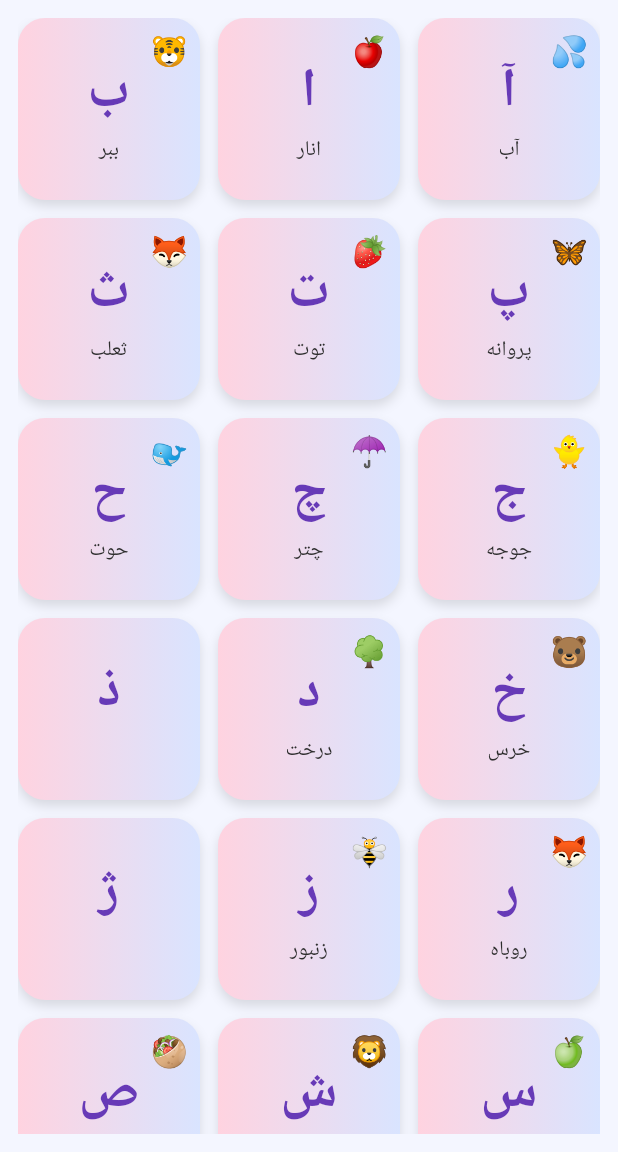
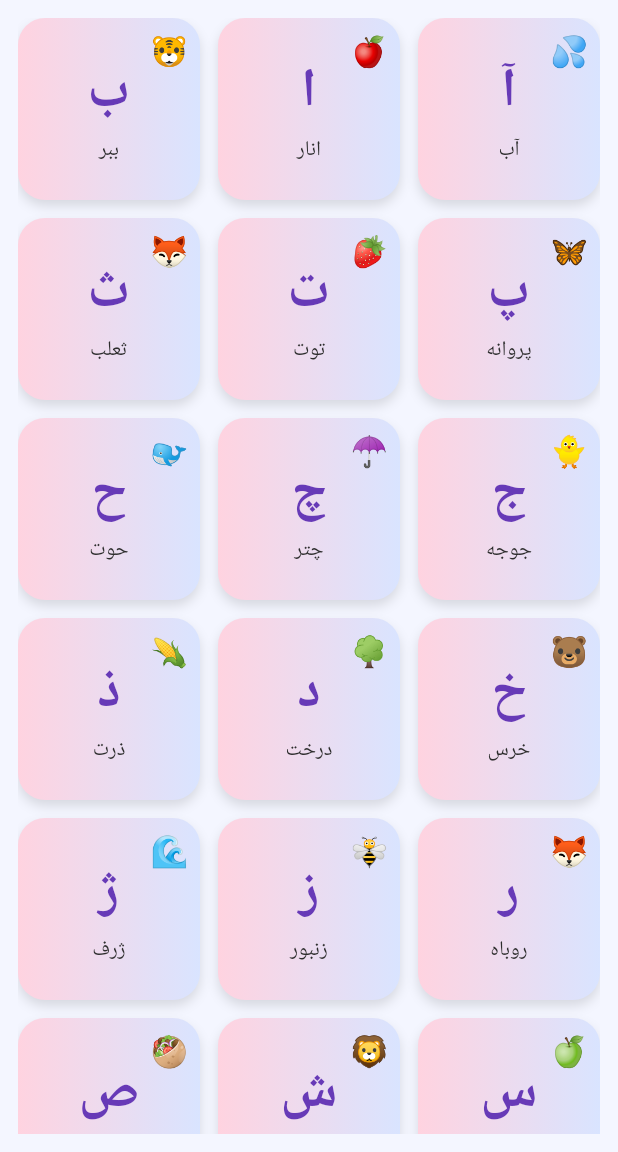
Before and after one commit to Mustafaamirzada/child_sound, a Flutter app: the AlphabetScreen screen opened directly, on a phone screen of 412 x 824 dp, the part 84-1236 px from its top. Run offline on Flutter 3.47's test engine with Material 3 defaults, Android fonts, the phone set to English and light mode, and no system bars; our stand-ins replace audioplayers, confetti, fl_chart, flutter_tts, lottie, shared_preferences; missing offline and left inert: pretty_animated_buttons; accounts and stored records are empty.

Commit message:
add new emojis and words

```diff
--- a/lib/features/alphabets/data/alphabets_list.dart
+++ b/lib/features/alphabets/data/alphabets_list.dart
@@ -12,10 +12,10 @@ final List<AlphabetItem> alphabets = [
   AlphabetItem(letter: "ح", word: "حوت", emoji: "🐋"),
   AlphabetItem(letter: "خ", word: "خرس", emoji: "🐻"),
   AlphabetItem(letter: "د", word: "درخت", emoji: "🌳"),
-  AlphabetItem(letter: "ذ", word: "", emoji: ""),
+  AlphabetItem(letter: "ذ", word: "ذرت", emoji: "🌽"),
   AlphabetItem(letter: "ر", word: "روباه", emoji: "🦊"),
   AlphabetItem(letter: "ز", word: "زنبور", emoji: "🐝"),
-  AlphabetItem(letter: "ژ", word: "", emoji: ""),
+  AlphabetItem(letter: "ژ", word: "ژرف", emoji: "🌊"),
   AlphabetItem(letter: "س", word: "سیب", emoji: "🍏"),
   AlphabetItem(letter: "ش", word: "شیر", emoji: "🦁"),
   AlphabetItem(letter: "ص", word: "صابون", emoji: "🥙"),
@@ -29,7 +29,7 @@ final List<AlphabetItem> alphabets = [
   AlphabetItem(letter: "ک", word: "کبوتر", emoji: "🕊️"),
   AlphabetItem(letter: "گ", word: "گاو", emoji: "🐄"),
   AlphabetItem(letter: "ل", word: "لیمو", emoji: "🍋"),
-  AlphabetItem(letter: "لا", word: "", emoji: ""),
+  AlphabetItem(letter: "لا", word: "لاک", emoji: "💅"),
   AlphabetItem(letter: "م", word: "ماه", emoji: "🌙"),
   AlphabetItem(letter: "ن", word: "نارنج", emoji: "🍊"),
   AlphabetItem(letter: "و", word: "وزغ", emoji: "🐸"),
```
